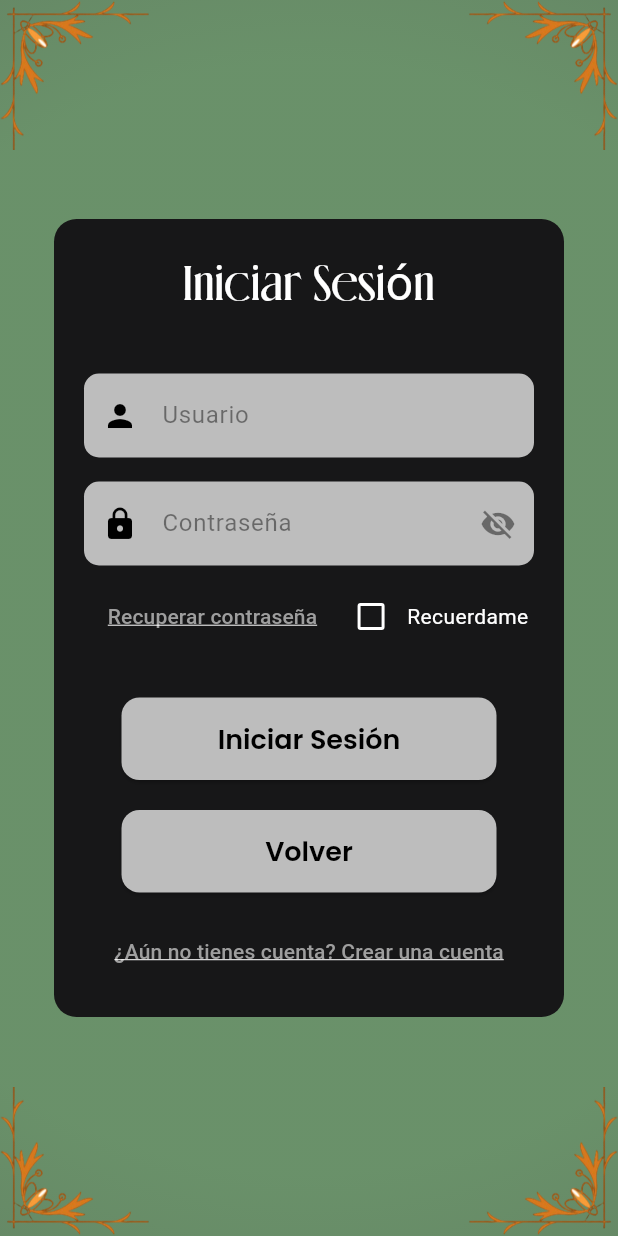
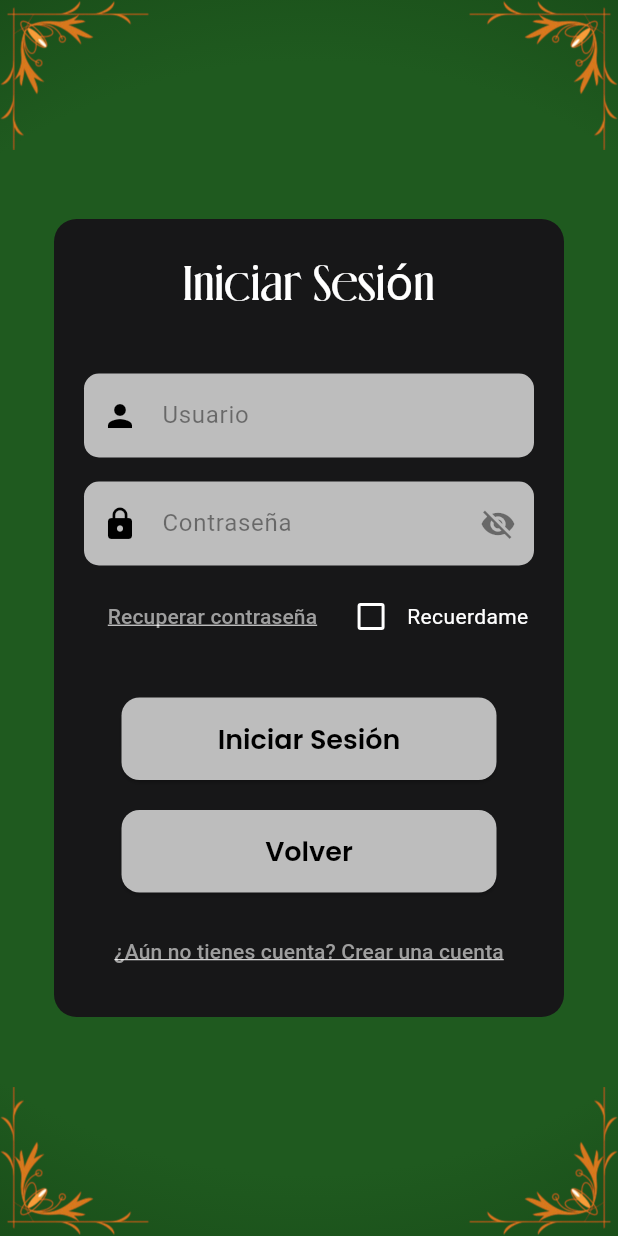
Before and after one commit to UNIZAR-30226-2025-01/guignote-frontend-smartphone, a Flutter app: the screen it shows after launch, after a tap on "Iniciar Sesión", on a phone screen of 412 x 824 dp. Run offline on Flutter 3.47's test engine with Material 3 defaults, Android fonts, the phone set to English and light mode, and no system bars; our stand-ins replace flutter_secure_storage, google_fonts.

Commit message:
Cambios importantes en el directorio, modularización y documentación

````diff
--- a/proyecto_flutter/lib/main.dart
+++ b/proyecto_flutter/lib/main.dart
@@ -1,8 +1,8 @@
 import 'package:flutter/foundation.dart';
 import 'package:flutter/material.dart';
-import 'screens/welcome_screen.dart';
-import 'screens/login_screen.dart';
-import 'screens/register_screen.dart';
+import 'src/screens/auth/welcome_screen.dart';
+import 'src/screens/auth/login_screen.dart';
+import 'src/screens/auth/register_screen.dart';
 
 void main() {
   runApp(const MyApp());
--- a/proyecto_flutter/lib/screens/login_screen.dart
+++ b/proyecto_flutter/lib/src/screens/auth/login_screen.dart
@@ -1,9 +1,11 @@
 import 'package:flutter/material.dart';
-import 'package:sota_caballo_rey/widgets/corner_decoration.dart';
-import 'package:sota_caballo_rey/widgets/custom_button.dart';
-import 'package:sota_caballo_rey/services/api_service.dart';
-import 'package:sota_caballo_rey/services/storage_service.dart';
-import 'package:sota_caballo_rey/models/user.dart';
+import 'package:sota_caballo_rey/src/widgets/background.dart';
+import 'package:sota_caballo_rey/src/widgets/corner_decoration.dart';
+import 'package:sota_caballo_rey/src/widgets/custom_button.dart';
+import 'package:sota_caballo_rey/src/services/api_service.dart';
+import 'package:sota_caballo_rey/src/services/storage_service.dart';
+import 'package:sota_caballo_rey/src/models/user.dart';
+import 'package:sota_caballo_rey/src/widgets/custom_title.dart';
 
 class LoginScreen extends StatefulWidget {
   const LoginScreen({super.key});
@@ -52,7 +54,7 @@ class LoginScreenState extends State<LoginScreen> {
       body: Stack(
         children: [
           // Fondo principal con degradado gradial:
-          buildBackground(),
+          Background(),
 
           // Cuadro negro con todas las opciones dentro.
           buildLoginForm(context),
@@ -78,15 +80,7 @@ class LoginScreenState extends State<LoginScreen> {
               crossAxisAlignment: CrossAxisAlignment.center,
               children: [
                 // Título APP
-                Text(
-                  'Iniciar Sesión',
-                  textAlign: TextAlign.center,
-                  style: TextStyle(
-                    fontFamily: 'tituloApp',
-                    fontSize: 32,
-                    color: Colors.white,
-                  ),
-                ),
+                CustomTitle(title:  'Iniciar Sesión'),
 
                 const SizedBox(height: 35),
 
@@ -180,21 +174,6 @@ class LoginScreenState extends State<LoginScreen> {
         );
   }
 
-  Container buildBackground() {
-    return Container(
-          width: double.infinity,
-          height: double.infinity,
-          decoration: BoxDecoration(
-            gradient: RadialGradient(
-              colors: [Color(0XAA1F5A1F), Color(0XAA0A2A08)],
-              center: Alignment.center,
-              radius: 1.8,
-              stops: [0.5, 1.0],
-            ),
-          ),
-        );
-  }
-
   SizedBox passwordField() {
     return SizedBox(
       width: 300,
--- a/proyecto_flutter/lib/screens/welcome_screen.dart
+++ b/proyecto_flutter/lib/src/screens/auth/welcome_screen.dart
@@ -1,6 +1,8 @@
 import 'package:flutter/material.dart';
-import 'package:sota_caballo_rey/widgets/corner_decoration.dart';
-import 'package:sota_caballo_rey/widgets/custom_button.dart';
+import 'package:sota_caballo_rey/src/widgets/corner_decoration.dart';
+import 'package:sota_caballo_rey/src/widgets/custom_button.dart';
+import 'package:sota_caballo_rey/src/widgets/background.dart';
+import 'package:sota_caballo_rey/src/widgets/custom_title.dart';
 
 class WelcomeScreen extends StatelessWidget
 {
@@ -18,21 +20,7 @@ class WelcomeScreen extends StatelessWidget
         children:
         [
           // Fondo principal:
-          Container
-          (
-            width: double.infinity,
-            height: double.infinity,
-            decoration: BoxDecoration
-            (
-              gradient: RadialGradient
-              (
-                colors: [Color(0XAA1F5A1F),Color(0XAA0A2A08)],
-                center: Alignment.center,
-                radius: 1.8,
-                stops: [0.5, 1.0],
-              ),
-            ),
-          ),
+          Background(),
 
           Center
           (
@@ -52,17 +40,7 @@ class WelcomeScreen extends StatelessWidget
                 children:
                 [
                   // Título APP
-                  Text
-                  (
-                    'SOTA, CABALLO Y REY',
-                    textAlign: TextAlign.center,
-                    style: TextStyle
-                    (
-                      fontFamily: 'tituloApp',
-                      fontSize: 32,
-                      color: Colors.white,
-                    ),
-                  ),
+                  CustomTitle(title: 'Sota, Caballo y Rey'),
 
                   const SizedBox(height: 30),
 
--- a/proyecto_flutter/lib/themes/theme.dart
+++ b/proyecto_flutter/lib/src/themes/theme.dart
@@ -14,8 +14,8 @@ import 'package:flutter/material.dart';
 class AppTheme
 {
   static const Color primaryColor = Color(0xFF1F5A1F); // Verde inicial del gradiente.
-  static const Color secundaryColor = Color(0xFF0A2A08); // Verde final del gradiente.
-  static const Color backgroundColor = Color(0xFF171718); // Gris oscuro para las cosas en negro.
+  static const Color secondaryColor = Color(0xFF0A2A08); // Verde final del gradiente.
+  static const Color blackColor = Color(0xFF171718); // Gris oscuro para las cosas en negro.
 
   // Estilo de texto para los títulos
   static const TextStyle titleTextStyle = TextStyle
--- /dev/null
+++ b/proyecto_flutter/lib/src/widgets/background.dart
@@ -0,0 +1,49 @@
+// lib/widgets/background.dart
+
+import 'package:flutter/material.dart';
+import 'package:sota_caballo_rey/src/themes/theme.dart';
+
+/// Un widget que proporciona un fondo con un gradiente radial.
+///
+/// Este widget extiende `StatelessWidget`, lo que significa que no mantiene
+/// ningún estado mutable. El fondo se crea utilizando un `Container` que
+/// ocupa todo el ancho y alto disponibles, y se le aplica una decoración
+/// con un `BoxDecoration` que contiene un `RadialGradient`.
+///
+/// El gradiente radial utiliza dos colores definidos en `AppTheme`:
+/// `primaryColor` y `secondaryColor`. El gradiente se centra en el centro
+/// del contenedor y tiene un radio de 1.8, con paradas de color en 0.5 y 1.0.
+///
+/// Ejemplo de uso:
+/// ```dart
+/// Background()
+/// ```
+///
+/// Este widget se puede utilizar como fondo de una pantalla o de cualquier
+/// otro widget que necesite un fondo decorativo.
+class Background extends StatelessWidget
+{
+  /// Crea una instancia de [Background].
+  ///
+  /// La clave opcional `key` se puede proporcionar para identificar este
+  /// widget en el árbol de widgets.
+  const Background({super.key});
+
+  @override
+  Widget build(BuildContext context)
+  {
+    return Container
+    (
+          width: double.infinity,
+          height: double.infinity,
+          decoration: BoxDecoration(
+            gradient: RadialGradient(
+              colors: [AppTheme.primaryColor, AppTheme.secondaryColor],
+              center: Alignment.center,
+              radius: 1.8,
+              stops: [0.5, 1.0],
+            ),
+          ),
+        );
+  }
+}
--- /dev/null
+++ b/proyecto_flutter/lib/src/widgets/custom_title.dart
@@ -0,0 +1,38 @@
+// lib/widgets/custom_title.dart
+
+
+import 'package:flutter/material.dart';
+
+class CustomTitle extends StatelessWidget
+{
+
+  final String title; // Título a mostrar.
+
+  // Constructor que inicializa el widget con los valores proporcionados.
+  const CustomTitle
+  (
+    {
+      super.key,
+      required this.title,
+    }
+  );
+
+  @override
+  Widget build(BuildContext context)
+  {
+    // Devuelve el widget Text con el título personalizado.
+    return Text
+    (
+      title,
+      textAlign: TextAlign.center,
+      style: TextStyle
+      (
+        fontFamily: 'tituloApp',
+        fontSize: 32,
+        color: Colors.white,
+
+      ),
+    );
+  }
+
+}
````
Also changed, not shown: proyecto_flutter/lib/src/utils/validator.dart (added, +81 -0 lines), proyecto_flutter/lib/src/widgets/build_login_form.dart (added, +46 -0 lines), proyecto_flutter/lib/src/models/user.dart (renamed from proyecto_flutter/lib/models/user.dart), proyecto_flutter/lib/src/screens/auth/register_screen.dart (renamed from proyecto_flutter/lib/screens/register_screen.dart), proyecto_flutter/lib/src/services/api_service.dart (renamed from proyecto_flutter/lib/services/api_service.dart), proyecto_flutter/lib/src/services/storage_service.dart (renamed from proyecto_flutter/lib/services/storage_service.dart), proyecto_flutter/lib/src/widgets/corner_decoration.dart (renamed from proyecto_flutter/lib/widgets/corner_decoration.dart), proyecto_flutter/lib/src/widgets/custom_button.dart (renamed from proyecto_flutter/lib/widgets/custom_button.dart), 2 other files.
